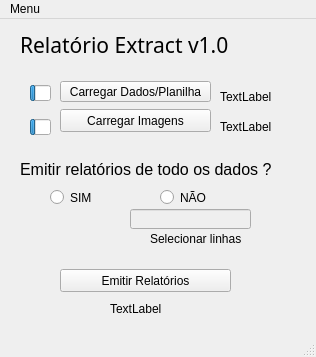
The window that Main.ui (gu22/Relatorio_Report-Creator) describes before a commit, drawn with Qt 5.
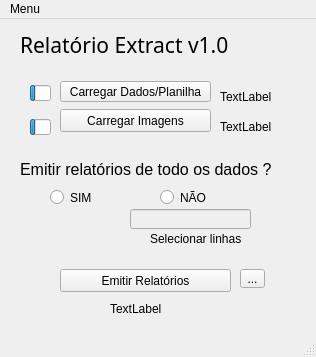
The same window after the commit.

```diff
--- a/Main.ui
+++ b/Main.ui
@@ -222,6 +222,22 @@
      <bool>false</bool>
     </property>
    </widget>
+   <widget class="QToolButton" name="toolButton">
+    <property name="geometry">
+     <rect>
+      <x>240</x>
+      <y>250</y>
+      <width>25</width>
+      <height>19</height>
+     </rect>
+    </property>
+    <property name="toolTip">
+     <string>Fast Config</string>
+    </property>
+    <property name="text">
+     <string>...</string>
+    </property>
+   </widget>
   </widget>
   <widget class="QMenuBar" name="menubar">
    <property name="geometry">
```
